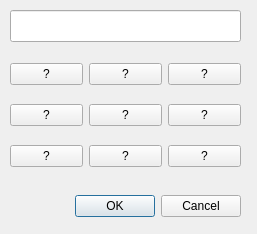
This is hwilib/ui/sendpindialog.ui in achow101/hardware-wallet-interface as Qt 5 draws it before an edit. The edited form follows.
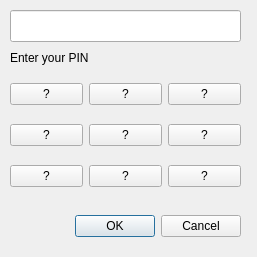
This is the edited form.

Commit message: Add pin_desc_label to pin dialog

Patch:
```diff
--- a/hwilib/ui/sendpindialog.ui
+++ b/hwilib/ui/sendpindialog.ui
@@ -7,7 +7,7 @@
     <x>0</x>
     <y>0</y>
     <width>257</width>
-    <height>234</height>
+    <height>257</height>
    </rect>
   </property>
   <property name="windowTitle">
@@ -17,7 +17,7 @@
    <property name="geometry">
     <rect>
      <x>60</x>
-     <y>190</y>
+     <y>210</y>
      <width>181</width>
      <height>32</height>
     </rect>
@@ -46,7 +46,7 @@
    <property name="geometry">
     <rect>
      <x>10</x>
-     <y>50</y>
+     <y>70</y>
      <width>231</width>
      <height>131</height>
     </rect>
@@ -117,6 +117,19 @@
     </item>
    </layout>
   </widget>
+  <widget class="QLabel" name="pin_desc_label">
+   <property name="geometry">
+    <rect>
+     <x>10</x>
+     <y>50</y>
+     <width>181</width>
+     <height>16</height>
+    </rect>
+   </property>
+   <property name="text">
+    <string>Enter your PIN</string>
+   </property>
+  </widget>
  </widget>
  <resources/>
  <connections>
```
